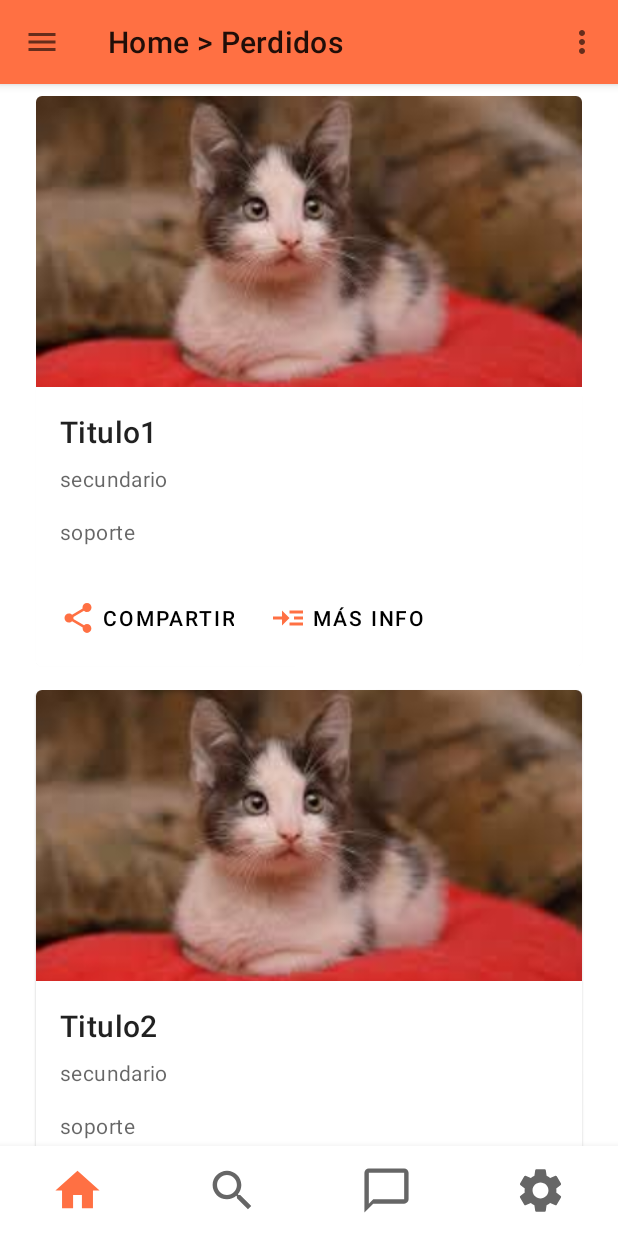
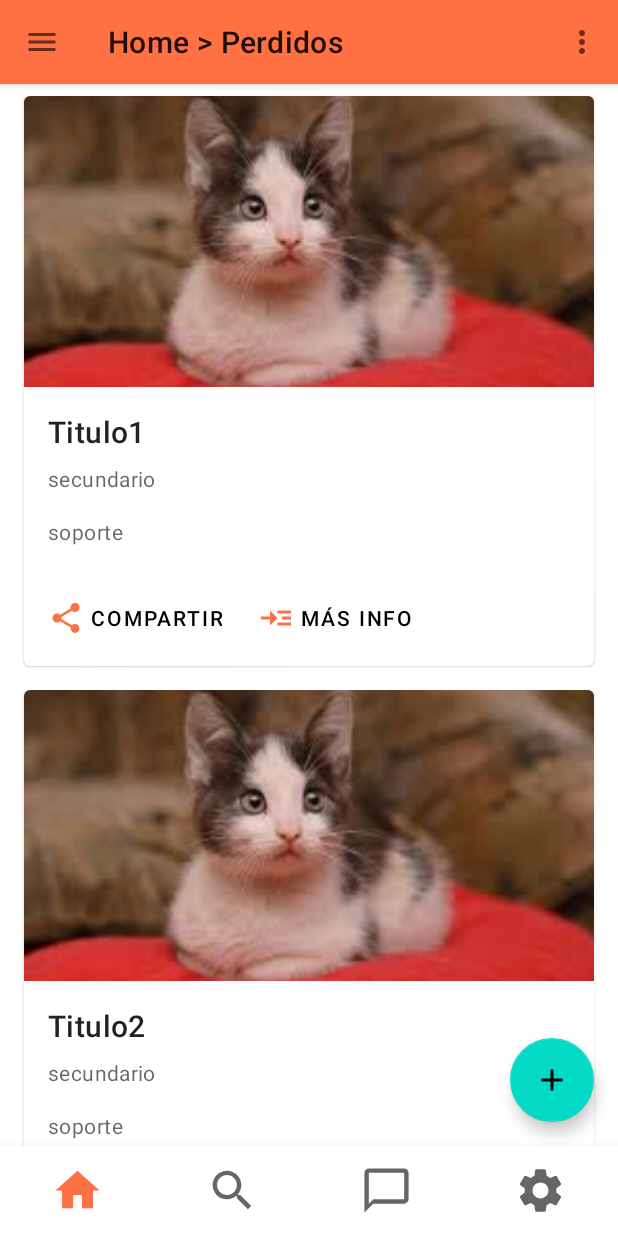
Before and after one commit to fideldalmasso/Patitas, an Android app: the screen it shows after launch (MainActivity), on a phone screen of 412 x 824 dp. Run offline under Robolectric (Android 15) with nearby library versions, the phone set to English and light mode, and no system bars.

Commit message:
Agrega botón FAB y opciones de Drawer

```diff
--- a/app/src/main/AndroidManifest.xml
+++ b/app/src/main/AndroidManifest.xml
@@ -1,6 +1,6 @@
 <?xml version="1.0" encoding="utf-8"?>
 <manifest xmlns:android="http://schemas.android.com/apk/res/android"
-    package="com.example.patitas">
+    package="com.example.patitas" >
 
     <application
         android:allowBackup="true"
@@ -8,10 +8,10 @@
         android:label="@string/app_name"
         android:roundIcon="@mipmap/ic_launcher_round"
         android:supportsRtl="true"
-        android:theme="@style/Theme.Patitas">
+        android:theme="@style/Theme.Patitas" >
         <activity
             android:name=".MainActivity"
-            android:exported="true">
+            android:exported="true" >
             <intent-filter>
                 <action android:name="android.intent.action.MAIN" />
 
--- a/app/src/main/java/com/example/patitas/HomePerdidosFragment2.java
+++ b/app/src/main/java/com/example/patitas/HomePerdidosFragment2.java
@@ -53,9 +53,10 @@ public class HomePerdidosFragment2 extends Fragment {
         View view = inflater.inflate(R.layout.fragment_home_perdidos_list2, container, false);
 
         // Set the adapter
-        if (view instanceof RecyclerView) {
-            Context context = view.getContext();
-            RecyclerView recyclerView = (RecyclerView) view;
+        View view2 = view.findViewById(R.id.listxd);
+        if (view2 instanceof RecyclerView) {
+            Context context = view2.getContext();
+            RecyclerView recyclerView = (RecyclerView) view2;
             if (mColumnCount <= 1) {
                 recyclerView.setLayoutManager(new LinearLayoutManager(context));
             } else {
--- /dev/null
+++ b/app/src/main/res/drawable/ic_baseline_add_48.xml
@@ -0,0 +1,5 @@
+<vector android:height="48dp" android:tint="?attr/colorControlNormal"
+    android:viewportHeight="24" android:viewportWidth="24"
+    android:width="48dp" xmlns:android="http://schemas.android.com/apk/res/android">
+    <path android:fillColor="@android:color/white" android:pathData="M19,13h-6v6h-2v-6H5v-2h6V5h2v6h6v2z"/>
+</vector>
--- a/app/src/main/res/layout/activity_main.xml
+++ b/app/src/main/res/layout/activity_main.xml
@@ -39,13 +39,16 @@
 
     </LinearLayout>
 
-    <ListView
+    <android.support.design.widget.NavigationView
         android:id="@+id/left_drawer"
         android:layout_width="240dp"
         android:layout_height="match_parent"
         android:layout_gravity="start"
         android:background="@color/white"
         android:choiceMode="singleChoice"
+        android:fitsSystemWindows="true"
         android:divider="@android:color/transparent"
-        android:dividerHeight="0dp" />
+        android:dividerHeight="0dp"
+        app:menu="@menu/menu_drawer"
+        app:headerLayout="@layout/nav_header_sample_drawer"/>
 </android.support.v4.widget.DrawerLayout>
--- a/app/src/main/res/layout/fragment_home_perdidos_list.xml
+++ b/app/src/main/res/layout/fragment_home_perdidos_list.xml
@@ -2,7 +2,7 @@
 <android.support.v7.widget.RecyclerView xmlns:android="http://schemas.android.com/apk/res/android"
     xmlns:app="http://schemas.android.com/apk/res-auto"
     xmlns:tools="http://schemas.android.com/tools"
-    android:id="@+id/list"
+    android:id="@+id/listxd"
     android:name="com.example.patitas.HomePerdidosFragment"
     android:layout_width="match_parent"
     android:layout_height="match_parent"
--- a/app/src/main/res/layout/fragment_home_perdidos_list2.xml
+++ b/app/src/main/res/layout/fragment_home_perdidos_list2.xml
@@ -1,15 +1,35 @@
 <?xml version="1.0" encoding="utf-8"?>
+<android.support.design.widget.CoordinatorLayout
+    xmlns:android="http://schemas.android.com/apk/res/android"
+    xmlns:app="http://schemas.android.com/apk/res-auto"
+    android:layout_width="match_parent"
+    android:layout_height="match_parent">
+
+
     <android.support.v7.widget.RecyclerView xmlns:android="http://schemas.android.com/apk/res/android"
         xmlns:app="http://schemas.android.com/apk/res-auto"
         xmlns:tools="http://schemas.android.com/tools"
-    android:id="@+id/list"
+        android:id="@+id/listxd"
         android:name="com.example.patitas.HomePerdidosFragment"
         android:layout_width="match_parent"
         android:layout_height="match_parent"
-    android:layout_marginLeft="16dp"
-    android:layout_marginRight="16dp"
+        android:layout_marginLeft="8dp"
+        android:layout_marginRight="8dp"
         app:layoutManager="LinearLayoutManager"
         tools:context=".HomePerdidosFragment"
         tools:listitem="@layout/fragment_home_perdidos2"
+        android:theme="@style/Theme.Patitas"
+        />
 
+    <android.support.design.widget.FloatingActionButton
+        android:id="@+id/fab"
+        android:layout_width="wrap_content"
+        android:layout_height="wrap_content"
+        android:layout_margin="16dp"
+        android:clickable="true"
+        android:src="@drawable/ic_baseline_add_48"
+        app:layout_anchor="@id/listxd"
+        app:layout_anchorGravity="bottom|right|end"
+        android:theme="@style/Theme.Patitas"
         />
+</android.support.design.widget.CoordinatorLayout>
--- /dev/null
+++ b/app/src/main/res/menu/menu_drawer.xml
@@ -0,0 +1,37 @@
+<?xml version="1.0" encoding="utf-8"?>
+<menu xmlns:android="http://schemas.android.com/apk/res/android">
+
+
+    <group
+        android:id="@+id/grupo1">
+
+        <item
+            android:id="@+id/item1"
+            android:title="Perdidos"
+            android:checked="true" />
+        <item
+            android:id="@+id/item2"
+            android:title="Encontrados"
+            android:checked="true" />
+        <item
+            android:id="@+id/item3"
+            android:title="Tránsito"
+            android:checked="true" />
+        <item
+            android:id="@+id/item4"
+            android:title="Adopción"
+            android:checked="true" />
+
+    </group>
+
+
+    <group
+        android:id="@+id/grupo2">
+        <item
+            android:id="@+id/item5"
+            android:title="Opciones"
+            android:checked="true" />
+    </group>
+
+
+</menu>
--- /dev/null
+++ b/app/src/main/res/values-land/dimens.xml
@@ -0,0 +1,3 @@
+<resources>
+        <dimen name="fab_margin">48dp</dimen>
+    </resources>
--- /dev/null
+++ b/app/src/main/res/values-w1240dp/dimens.xml
@@ -0,0 +1,3 @@
+<resources>
+        <dimen name="fab_margin">200dp</dimen>
+    </resources>
--- /dev/null
+++ b/app/src/main/res/values-w600dp/dimens.xml
@@ -0,0 +1,3 @@
+<resources>
+        <dimen name="fab_margin">48dp</dimen>
+    </resources>
--- a/app/src/main/res/values/dimens.xml
+++ b/app/src/main/res/values/dimens.xml
@@ -1,4 +1,10 @@
 <?xml version="1.0" encoding="utf-8"?>
 <resources>
     <dimen name="text_margin">16dp</dimen>
+    <!-- Default screen margins, per the Android Design guidelines. -->
+    <dimen name="activity_horizontal_margin">16dp</dimen>
+    <dimen name="activity_vertical_margin">16dp</dimen>
+    <dimen name="nav_header_vertical_spacing">8dp</dimen>
+    <dimen name="nav_header_height">176dp</dimen>
+    <dimen name="fab_margin">16dp</dimen>
 </resources>
--- a/app/src/main/res/values/themes.xml
+++ b/app/src/main/res/values/themes.xml
@@ -4,8 +4,14 @@
         <!-- Primary brand color. -->
         <item name="colorPrimary">@color/primaryColor</item>
         <item name="colorPrimaryDark">@color/primaryDarkColor</item>
-        <item name="colorAccent">@color/white</item>
+        <item name="colorAccent">@color/secondaryDarkColor</item>
         <!-- Customize your theme here. -->
 
     </style>
+    <style name="Theme.Patitas.NoActionBar">
+        <item name="windowActionBar">false</item>
+        <item name="windowNoTitle">true</item>
+    </style>
+    <style name="Theme.Patitas.AppBarOverlay" parent="ThemeOverlay.AppCompat.Dark.ActionBar" />
+    <style name="Theme.Patitas.PopupOverlay" parent="ThemeOverlay.AppCompat.Light" />
 </resources>
```
Also changed, not shown: app/src/main/res/drawable/ic_menu_camera.xml (added, +12 -0 lines), app/src/main/res/drawable/ic_menu_gallery.xml (added, +9 -0 lines), app/src/main/res/drawable/ic_menu_slideshow.xml (added, +9 -0 lines), app/src/main/res/drawable/side_nav_bar.xml (added, +9 -0 lines), app/src/main/res/layout/nav_header_sample_drawer.xml (added, +35 -0 lines), app/src/main/res/values/strings.xml (+11 -0 lines). Lines whose indentation alone changed are shown as unchanged.
